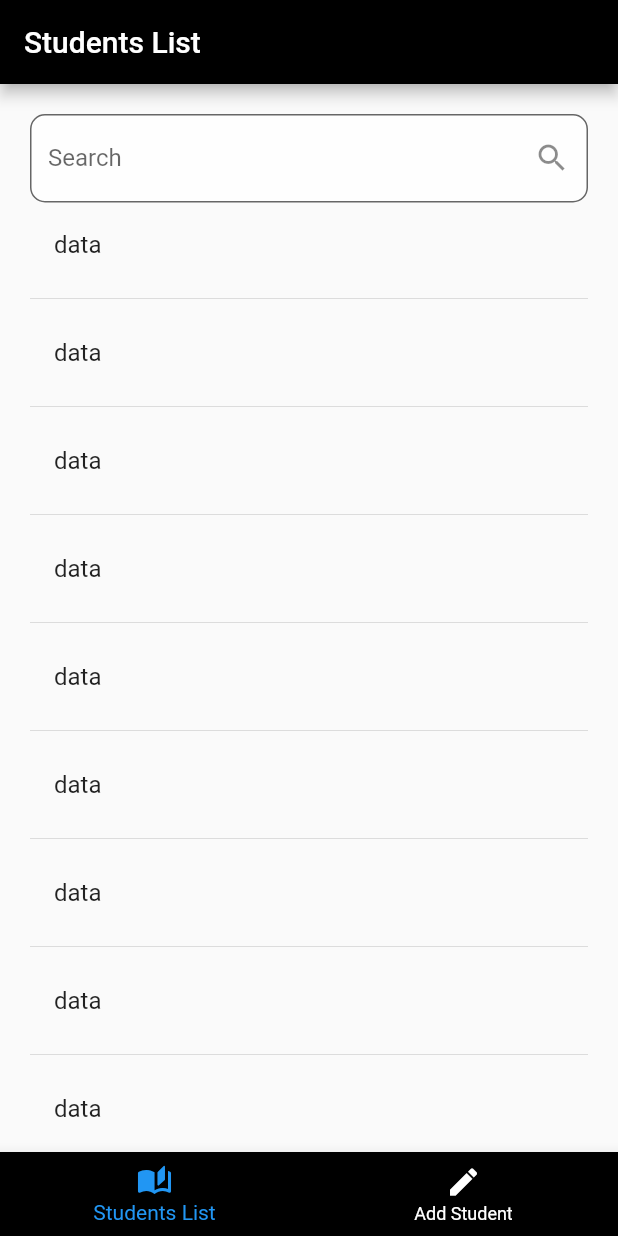
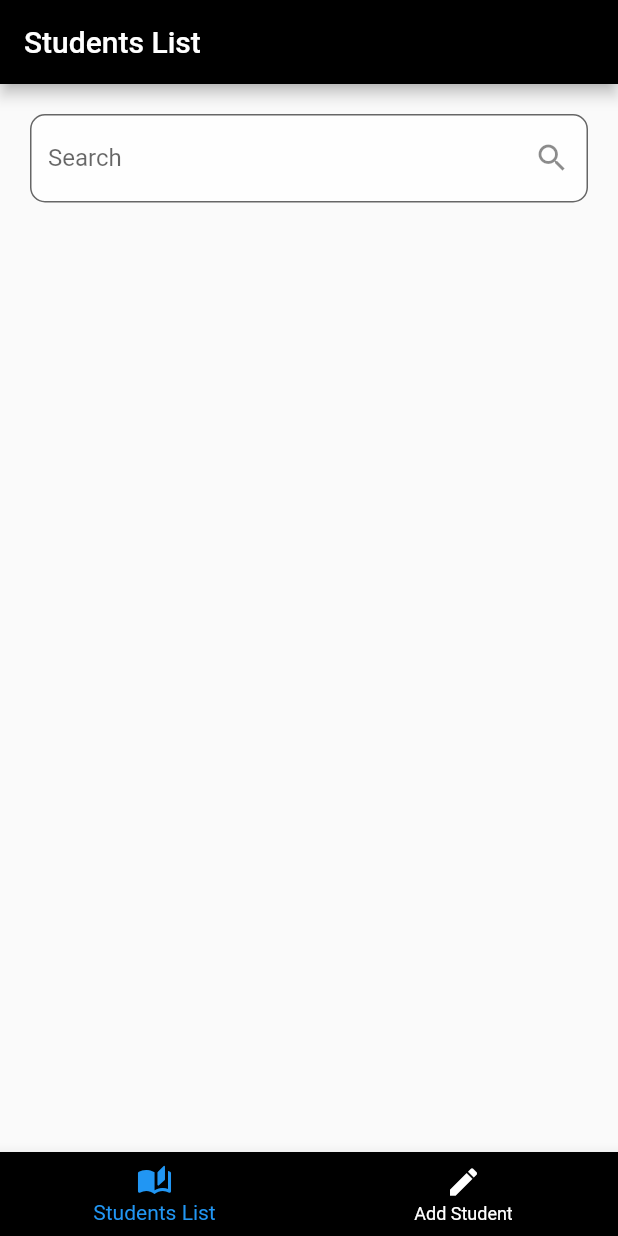
Before and after one commit to joyaljosephnote/Students_Data_App, a Flutter app: the screen it shows after launch, on a phone screen of 412 x 824 dp. Run offline on Flutter 3.47's test engine with Material 2 defaults, Android fonts, the phone set to English and light mode, and no system bars.

Commit message:
list view localy added

```diff
--- a/lib/database/functions/db_functions.dart
+++ b/lib/database/functions/db_functions.dart
@@ -6,5 +6,6 @@ ValueNotifier<List<StudentModel>> studentListNotifier = ValueNotifier([]);
 
 void addStudent(StudentModel value) {
   studentListNotifier.value.add(value);
-  print(value.toString());
+  // print(value.toString());
+  studentListNotifier.notifyListeners();
 }
--- a/lib/screens/students_list.dart
+++ b/lib/screens/students_list.dart
@@ -1,4 +1,6 @@
 import 'package:flutter/material.dart';
+import 'package:students_app/database/functions/db_functions.dart';
+import 'package:students_app/model/data_model.dart';
 
 class StudentsList extends StatelessWidget {
   const StudentsList({super.key});
@@ -35,17 +37,26 @@ class StudentsList extends StatelessWidget {
                   fillColor: Colors.white70),
             ),
             Expanded(
-              child: ListView.separated(
+              child: ValueListenableBuilder(
+                valueListenable: studentListNotifier,
+                builder: (BuildContext ctx, List<StudentModel> studentsList,
+                    Widget? child) {
+                  return ListView.separated(
                     shrinkWrap: true,
                     itemBuilder: (context, index) {
+                      final data = studentsList[index];
                       return ListTile(
-                      title: Text('data'),
+                        title: Text(data.name),
+                        subtitle: Text(data.age),
                       );
                     },
                     separatorBuilder: (context, index) {
                       return Divider();
                     },
-                  itemCount: 10),
+                    itemCount: studentsList.length,
+                  );
+                },
+              ),
             )
           ],
         ),
```
Lines whose indentation alone changed are shown as unchanged.
